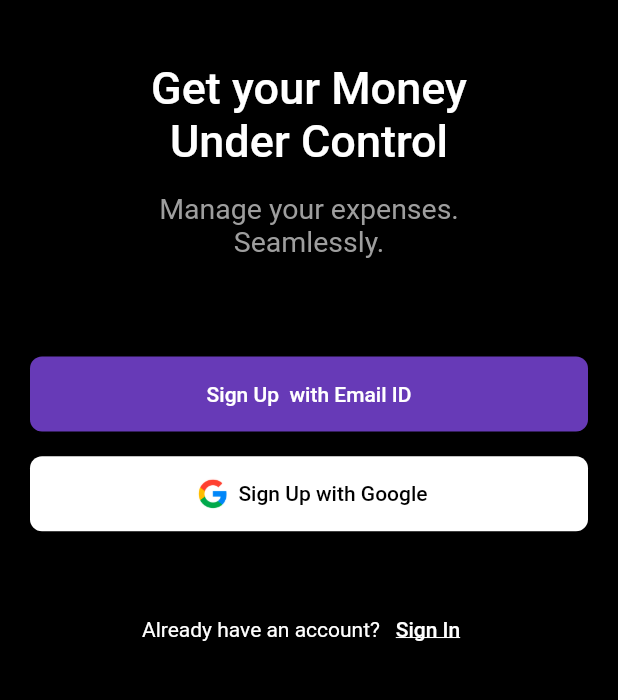
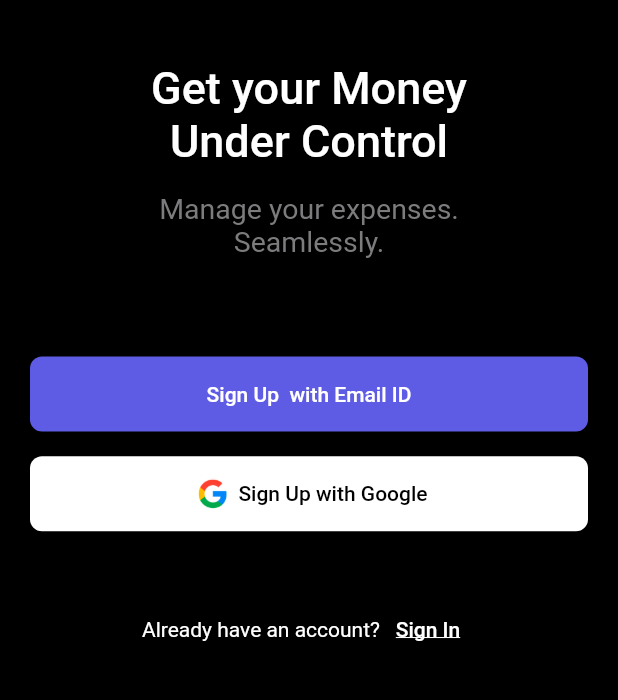
Before and after one commit to Paulo-Gouvea/mockup_01_flutter, a Flutter app: the screen it shows after launch, on a phone screen of 412 x 824 dp, the part 427-1127 px from its top. Run offline on Flutter 3.47's test engine with Material 2 defaults, Android fonts, the phone set to English and light mode, and no system bars.

Commit message:
style: updated colors of the email_button and sub_text components

```diff
--- a/lib/shared/components/email_button/email_button.dart
+++ b/lib/shared/components/email_button/email_button.dart
@@ -7,7 +7,7 @@ class EmailButton extends StatelessWidget {
   Widget build(BuildContext context) {
     return ElevatedButton(
       style: ElevatedButton.styleFrom(
-        primary: Colors.deepPurple[500],
+        primary: const Color(0xFF5E5CE5),
         fixedSize: Size(
           MediaQuery.of(context).size.width - 40,
           50
--- a/lib/shared/components/sub_text/sub_text.dart
+++ b/lib/shared/components/sub_text/sub_text.dart
@@ -11,7 +11,7 @@ class SubText extends StatelessWidget {
       style: TextStyle(
         fontSize: 19,
         fontWeight: FontWeight.w400,
-        color: Colors.grey,
+        color: Color(0xFF7C7C7E),
       ),
     );
   }
```
